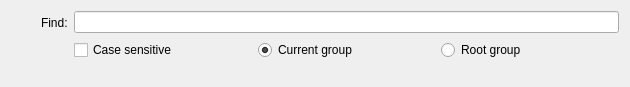
danilovsergei/keepassx-gdrive, file src/gui/SearchWidget.ui: the form before one commit.
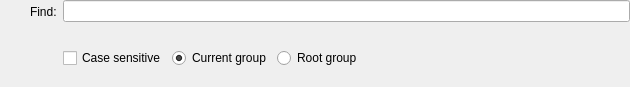
The form after the commit. Custom widgets are drawn as their Qt base class.

Commit message: Change SearchWidget to use a grid layout and remove double margins.

The edit to the form file:
```diff
--- a/src/gui/SearchWidget.ui
+++ b/src/gui/SearchWidget.ui
@@ -10,7 +10,13 @@
     <height>87</height>
    </rect>
   </property>
-  <layout class="QFormLayout" name="formLayout">
+  <layout class="QGridLayout" name="gridLayout">
+   <property name="margin">
+    <number>0</number>
+   </property>
+   <item row="0" column="1">
+    <widget class="LineEdit" name="searchEdit"/>
+   </item>
    <item row="0" column="0">
     <layout class="QHBoxLayout" name="horizontalLayout">
      <item>
@@ -32,11 +38,12 @@
      </item>
     </layout>
    </item>
-   <item row="0" column="1">
-    <widget class="LineEdit" name="searchEdit"/>
-   </item>
    <item row="1" column="1">
-    <layout class="QHBoxLayout" name="horizontalLayout2">
+    <widget class="QWidget" name="optionsWidget" native="true">
+     <layout class="QHBoxLayout" name="horizontalLayout_2">
+      <property name="margin">
+       <number>0</number>
+      </property>
      <item>
       <widget class="QCheckBox" name="caseSensitiveCheckBox">
        <property name="text">
@@ -61,7 +68,21 @@
        </property>
       </widget>
      </item>
-    </layout>
+      <item>
+       <spacer name="horizontalSpacer">
+        <property name="orientation">
+         <enum>Qt::Horizontal</enum>
+        </property>
+        <property name="sizeHint" stdset="0">
+         <size>
+          <width>255</width>
+          <height>1</height>
+         </size>
+        </property>
+       </spacer>
+      </item>
+     </layout>
+    </widget>
    </item>
   </layout>
  </widget>
```
Lines whose indentation alone changed are shown as unchanged. The commit also changes 1 other file.
